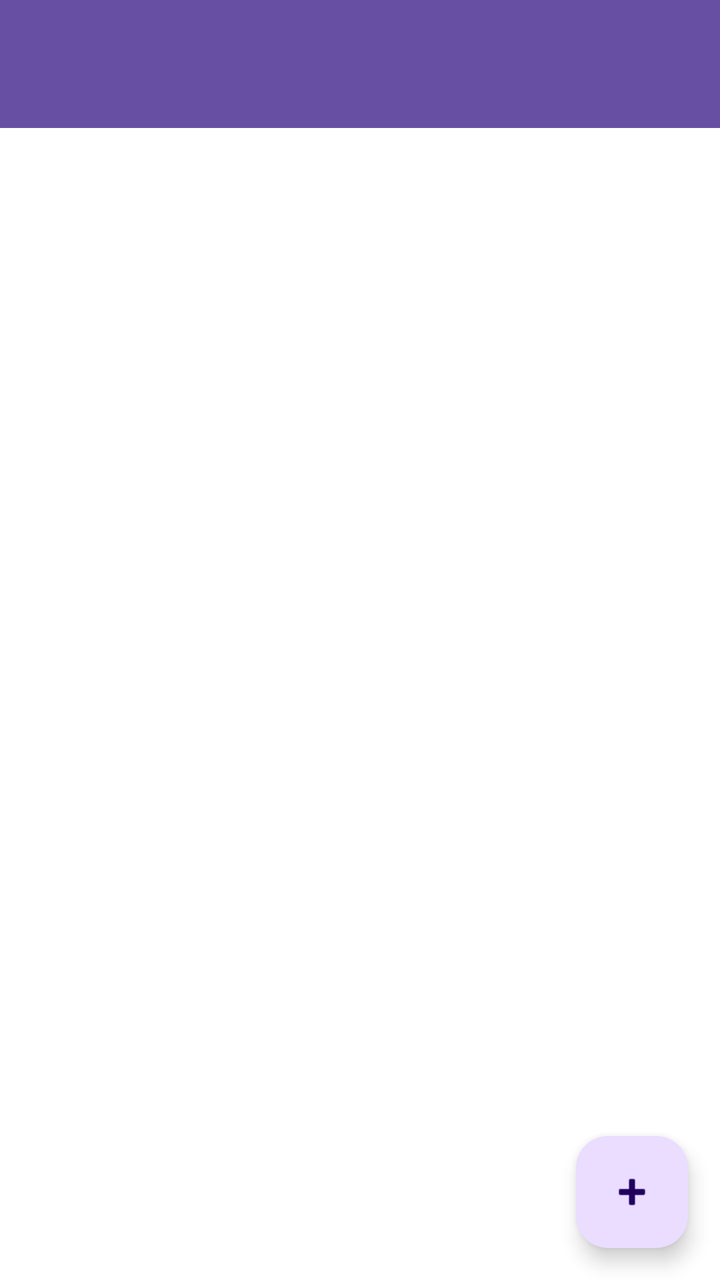
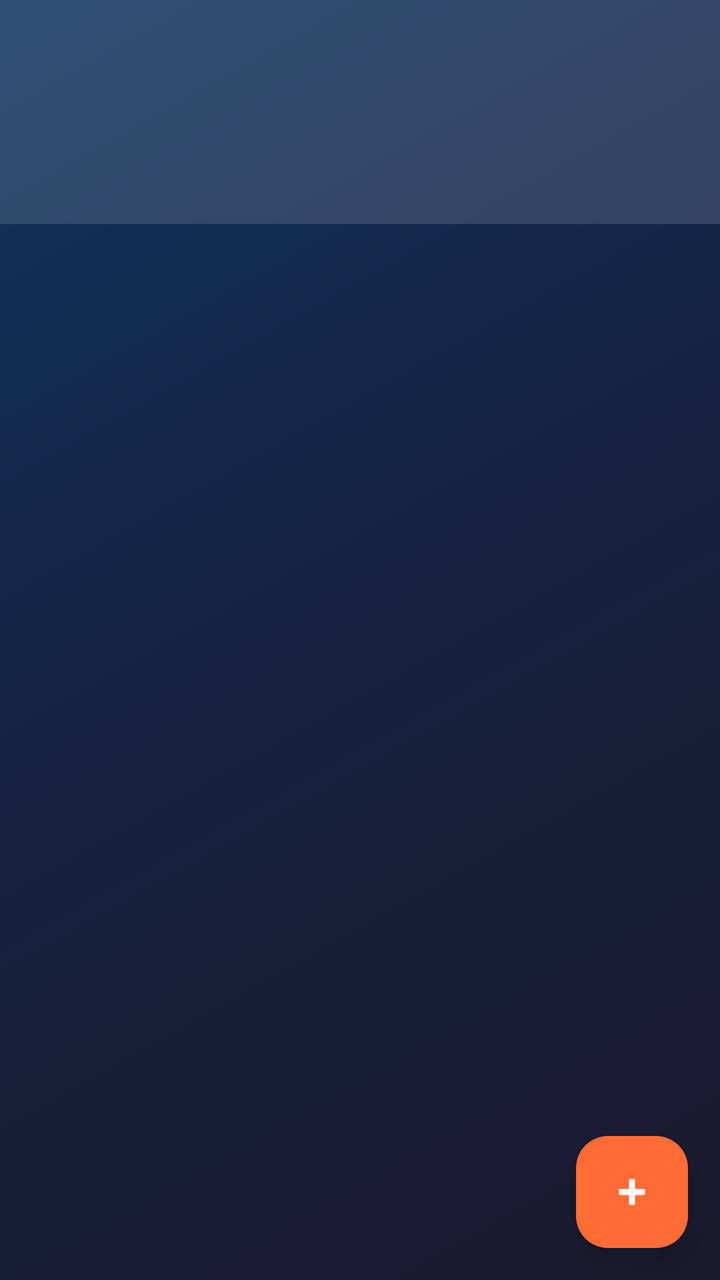

Screens rendered from an Android XML layout before and after an edit, with the pre-edit source and the edit as a unified diff.
<!-- AndroidManifest.xml: application theme Theme.SportConnect -->
<!-- res/layout/activity_professional_main.xml -->
<?xml version="1.0" encoding="utf-8"?>
<LinearLayout xmlns:android="http://schemas.android.com/apk/res/android"
    android:layout_width="match_parent"
    android:layout_height="match_parent"
    android:orientation="vertical"
    android:background="@color/white">

    <androidx.appcompat.widget.Toolbar
        android:id="@+id/toolbar"
        android:layout_width="match_parent"
        android:layout_height="?attr/actionBarSize"
        android:background="?attr/colorPrimary"
        android:title="Mis actividades" />

    
    <com.google.android.material.tabs.TabLayout
        android:id="@+id/tabLayout"
        android:layout_width="match_parent"
        android:layout_height="wrap_content"
        android:background="@color/white" />

    <androidx.recyclerview.widget.RecyclerView
        android:id="@+id/recyclerMisActividades"
        android:layout_width="match_parent"
        android:layout_height="0dp"
        android:layout_weight="1"
        android:padding="8dp"
        android:clipToPadding="false" />

    <TextView
        android:id="@+id/tvSinActividades"
        android:layout_width="match_parent"
        android:layout_height="0dp"
        android:layout_weight="1"
        android:gravity="center"
        android:text="No tienes actividades creadas"
        android:textSize="16sp"
        android:textColor="@color/black"
        android:visibility="gone" />

    <ProgressBar
        android:id="@+id/progressBar"
        android:layout_width="wrap_content"
        android:layout_height="wrap_content"
        android:layout_gravity="center"
        android:visibility="gone" />

    <com.google.android.material.floatingactionbutton.FloatingActionButton
        android:id="@+id/fabCrearActividad"
        android:layout_width="wrap_content"
        android:layout_height="wrap_content"
        android:layout_gravity="end"
        android:layout_margin="16dp"
        android:contentDescription="Crear actividad"
        android:src="@android:drawable/ic_input_add" />

</LinearLayout>
<!-- resources referenced by this layout -->
<resources>
  <color name="black">#FF000000</color>
  <color name="white">#FFFFFFFF</color>
  <style name="Theme.SportConnect" parent="Base.Theme.SportConnect" />
  <style name="Base.Theme.SportConnect" parent="Theme.Material3.DayNight.NoActionBar">
          
          
      </style>
</resources>

<!-- the commit's change to res/layout/activity_professional_main.xml (unified diff, before → after) -->
@@ -1,23 +1,29 @@
 <?xml version="1.0" encoding="utf-8"?>
 <LinearLayout xmlns:android="http://schemas.android.com/apk/res/android"
+    xmlns:app="http://schemas.android.com/apk/res-auto"
     android:layout_width="match_parent"
     android:layout_height="match_parent"
     android:orientation="vertical"
-    android:background="@color/white">
+    android:background="@drawable/gradient_background">
 
     <androidx.appcompat.widget.Toolbar
         android:id="@+id/toolbar"
         android:layout_width="match_parent"
         android:layout_height="?attr/actionBarSize"
-        android:background="?attr/colorPrimary"
-        android:title="Mis actividades" />
+        android:background="#22FFFFFF"
+        android:title="Mis actividades"
+        app:titleTextColor="#FFFFFF" />
 
     
     <com.google.android.material.tabs.TabLayout
         android:id="@+id/tabLayout"
         android:layout_width="match_parent"
         android:layout_height="wrap_content"
-        android:background="@color/white" />
+        android:background="#22FFFFFF"
+        app:tabTextColor="#AAFFFFFF"
+        app:tabSelectedTextColor="#FFFFFF"
+        app:tabIndicatorColor="#FF6B35"
+        app:tabIndicatorHeight="3dp" />
 
     <androidx.recyclerview.widget.RecyclerView
         android:id="@+id/recyclerMisActividades"
@@ -35,7 +41,7 @@
         android:gravity="center"
         android:text="No tienes actividades creadas"
         android:textSize="16sp"
-        android:textColor="@color/black"
+        android:textColor="#AAFFFFFF"
         android:visibility="gone" />
 
     <ProgressBar
@@ -43,6 +49,7 @@
         android:layout_width="wrap_content"
         android:layout_height="wrap_content"
         android:layout_gravity="center"
+        android:indeterminateTint="#FF6B35"
         android:visibility="gone" />
 
     <com.google.android.material.floatingactionbutton.FloatingActionButton
@@ -52,6 +59,8 @@
         android:layout_gravity="end"
         android:layout_margin="16dp"
         android:contentDescription="Crear actividad"
-        android:src="@android:drawable/ic_input_add" />
+        android:src="@android:drawable/ic_input_add"
+        app:backgroundTint="#FF6B35"
+        app:tint="#FFFFFF" />
 
 </LinearLayout>
<!-- resource entries referenced after the edit -->
@@ -1,7 +1,18 @@
 <!-- resources referenced by this layout -->
 <resources>
-  <color name="black">#FF000000</color>
-  <color name="white">#FFFFFFFF</color>
+  <!-- drawable gradient_background (drawable) -->
+  <?xml version="1.0" encoding="utf-8"?>
+  <shape xmlns:android="http://schemas.android.com/apk/res/android"
+      android:shape="rectangle">
+  
+      <gradient
+          android:startColor="#1A1A2E"
+          android:centerColor="#16213E"
+          android:endColor="#0F3460"
+          android:angle="135"
+          android:type="linear" />
+  
+  </shape>
   <style name="Theme.SportConnect" parent="Base.Theme.SportConnect" />
   <style name="Base.Theme.SportConnect" parent="Theme.Material3.DayNight.NoActionBar">
           
